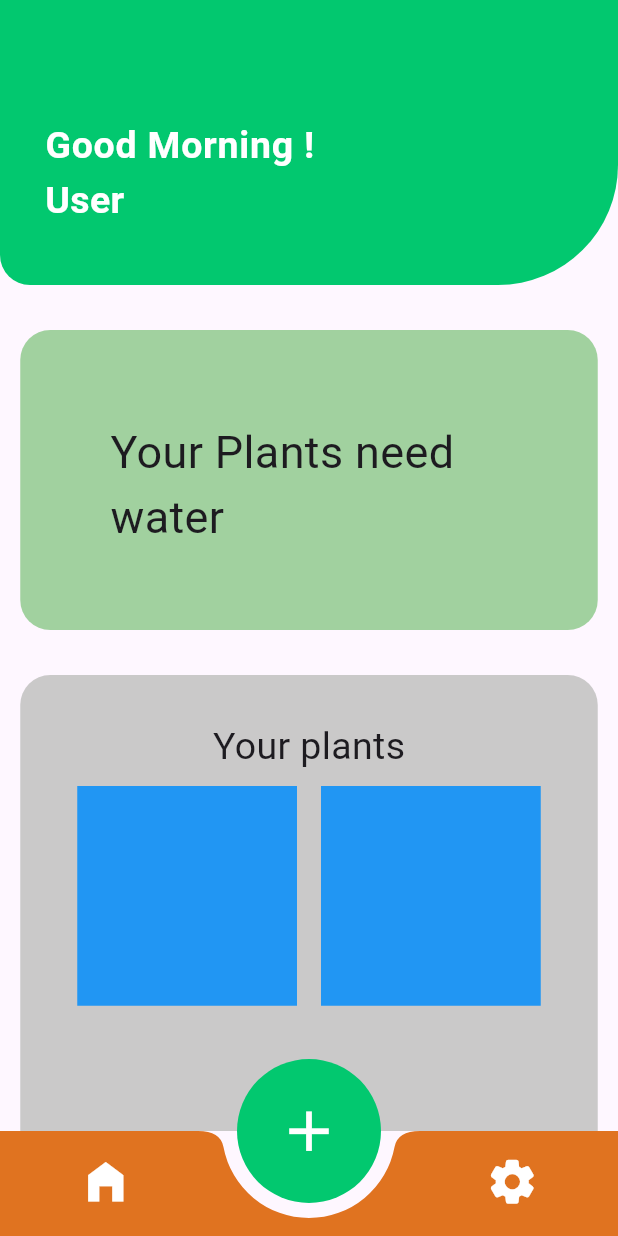
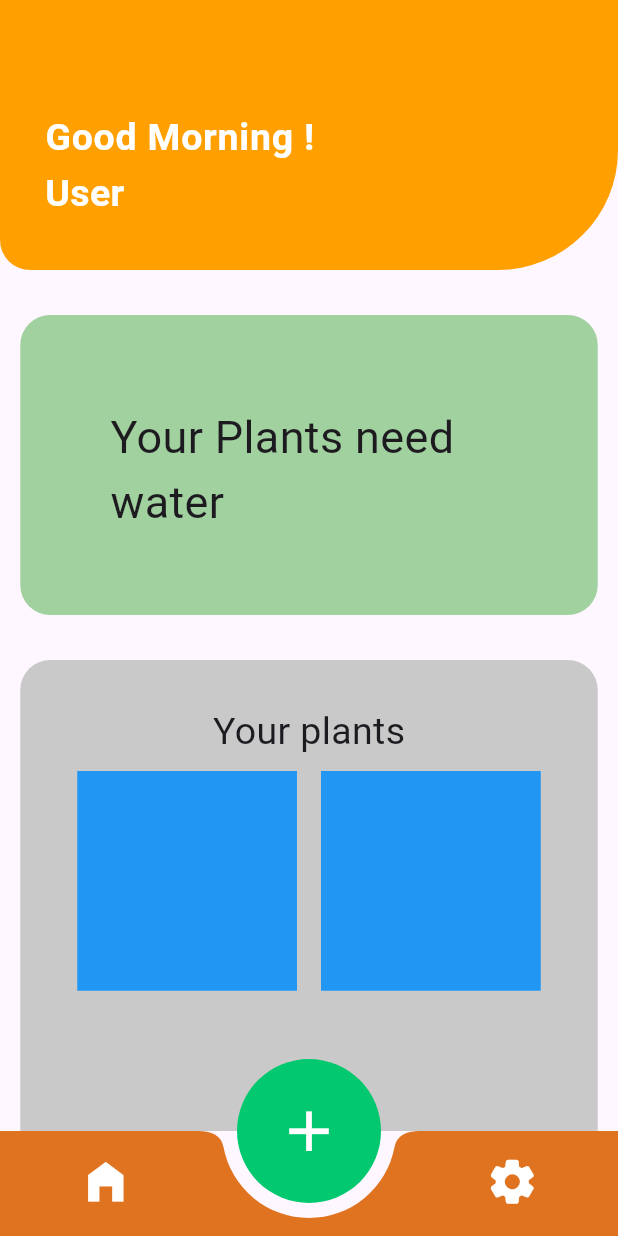
Before and after one commit to SajenTuladhar/Plant-tracking-app, a Flutter app: the screen it shows after launch, after a tap on "Submit", on a phone screen of 412 x 824 dp. Run offline on Flutter 3.47's test engine with Material 3 defaults, Android fonts, the phone set to English and light mode, and no system bars.

Commit message:
ui element add

```diff
--- a/lib/pages/front_page.dart
+++ b/lib/pages/front_page.dart
@@ -34,14 +34,15 @@
               child:  TextField(
                 controller: _textController,
 
-                textAlign: TextAlign.left,
+                textAlign: TextAlign.start,
                 decoration:  InputDecoration(
-                  suffix: IconButton(onPressed: () {
-                    _textController.clear();
-                  }, icon: const Icon(Icons.clear,color: Colors.black,)),
+
                   border: const OutlineInputBorder(
                       borderRadius: BorderRadius.all(Radius.circular(30))),
                   hintText: "Name",
+                    suffix: IconButton(onPressed: () {
+                    _textController.clear();
+                  }, icon: const Icon(Icons.clear,color: Colors.black,size: 22,)),
                 ),
               ),
             ),
--- a/lib/pages/home_page.dart
+++ b/lib/pages/home_page.dart
@@ -20,17 +20,20 @@
           padding: EdgeInsets.zero,
           children: [
             Container(
-              decoration: const BoxDecoration(
+
+              decoration:  BoxDecoration(
+
                   borderRadius: BorderRadius.only(
                       bottomRight: Radius.circular(80),
                       bottomLeft: Radius.circular(20)),
-                  color: Color.fromARGB(255, 2, 200, 111)),
+                  color: Colors.amber[700]),
               child: const Column(
                 children: [
                   SizedBox(
                     height: 40,
                   ),
                   ListTile(
+                    minVerticalPadding: 3,
                     contentPadding:
                         EdgeInsets.symmetric(horizontal: 30, vertical: 30),
                     title: Text(
```
